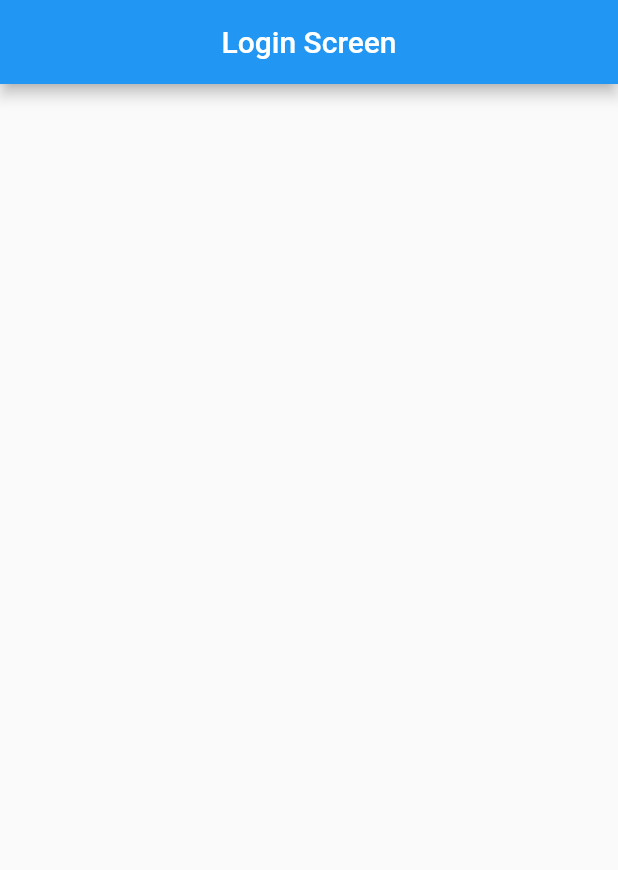
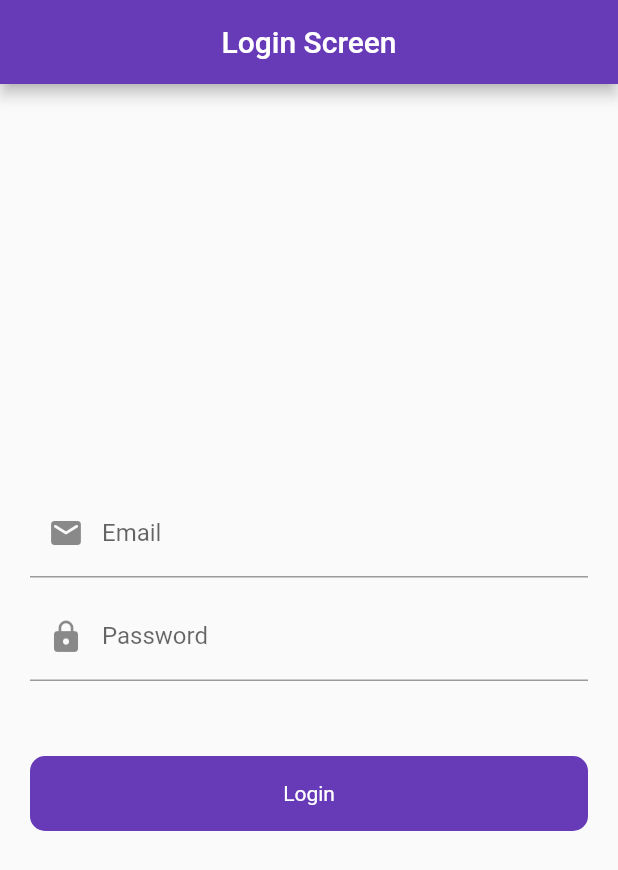
Before and after one commit to asadullah43/firebase-practise, a Flutter app: the screen it shows after launch, on a phone screen of 412 x 824 dp. Shown: the top 870 px of the screen. Run offline on Flutter 3.47's test engine with Material 2 defaults, Android fonts, the phone set to English and light mode, and no system bars; our stand-ins replace firebase_core; accounts and stored records are empty.

Commit message:
login screen design

```diff
--- a/lib/main.dart
+++ b/lib/main.dart
@@ -14,7 +14,10 @@ class MyApp extends StatelessWidget {
   // This widget is the root of your application.
   @override
   Widget build(BuildContext context) {
-    return const MaterialApp(
+    return MaterialApp(
+      theme: ThemeData(
+        primarySwatch: Colors.deepPurple,
+      ),
       home: SplashScreen(),
     );
   }
--- a/lib/ui/auth/login_screen.dart
+++ b/lib/ui/auth/login_screen.dart
@@ -1,4 +1,6 @@
+import 'package:firebase_practise/ui/widget/round_button.dart';
 import 'package:flutter/material.dart';
+import 'package:flutter/services.dart';
 
 class LoginScreen extends StatefulWidget {
   const LoginScreen({super.key});
@@ -8,6 +10,16 @@ class LoginScreen extends StatefulWidget {
 }
 
 class _LoginScreenState extends State<LoginScreen> {
+  final emailController = TextEditingController();
+  final passwordController = TextEditingController();
+  final _formkey = GlobalKey<FormState>();
+  @override
+  void dispose() {
+    super.dispose();
+    emailController.dispose();
+    passwordController.dispose();
+  }
+
   @override
   Widget build(BuildContext context) {
     return Scaffold(
@@ -15,8 +27,65 @@ class _LoginScreenState extends State<LoginScreen> {
         title: const Center(child: Text('Login Screen')),
         automaticallyImplyLeading: false,
       ),
-      body: Column(
-        children: const [],
+      body: Padding(
+        padding: const EdgeInsets.symmetric(horizontal: 20),
+        child: Column(
+          mainAxisAlignment: MainAxisAlignment.center,
+          crossAxisAlignment: CrossAxisAlignment.center,
+          children: [
+            Form(
+                key: _formkey,
+                child: Column(
+                  children: [
+                    TextFormField(
+                      keyboardType: TextInputType.emailAddress,
+                      controller: emailController,
+                      decoration: const InputDecoration(
+                        hintText: 'Enter your email',
+                        labelText: 'Email',
+                        prefixIcon: Icon(Icons.email_rounded),
+                      ),
+                      validator: (value) {
+                        if (value!.isEmpty) {
+                          return 'Enter email';
+                        } else {
+                          return null;
+                        }
+                      },
+                    ),
+                    const SizedBox(
+                      height: 10,
+                    ),
+                    TextFormField(
+                      keyboardType: TextInputType.text,
+                      controller: passwordController,
+                      obscureText: true,
+                      decoration: const InputDecoration(
+                        hintText: 'Enter your password',
+                        labelText: 'Password',
+                        prefixIcon: Icon(Icons.lock),
+                      ),
+                      validator: (value) {
+                        if (value!.isEmpty) {
+                          return 'Enter password';
+                        } else {
+                          return null;
+                        }
+                      },
+                    )
+                  ],
+                )),
+            const SizedBox(
+              height: 50,
+            ),
+            RoundButton(
+              title: 'Login',
+              onTap: () {
+                if (_formkey.currentState!.validate()) {}
+              },
+            )
+          ],
+        ),
       ),
     );
   }
--- /dev/null
+++ b/lib/ui/widget/round_button.dart
@@ -0,0 +1,29 @@
+import 'package:flutter/material.dart';
+
+class RoundButton extends StatelessWidget {
+  final String title;
+  final VoidCallback onTap;
+
+  const RoundButton({
+    super.key,
+    required this.title,
+    required this.onTap,
+  });
+
+  @override
+  Widget build(BuildContext context) {
+    return Container(
+      height: 50,
+      decoration: BoxDecoration(
+        color: Colors.deepPurple,
+        borderRadius: BorderRadius.circular(10),
+      ),
+      child: Center(
+        child: Text(
+          title,
+          style: const TextStyle(color: Colors.white),
+        ),
+      ),
+    );
+  }
+}
```
